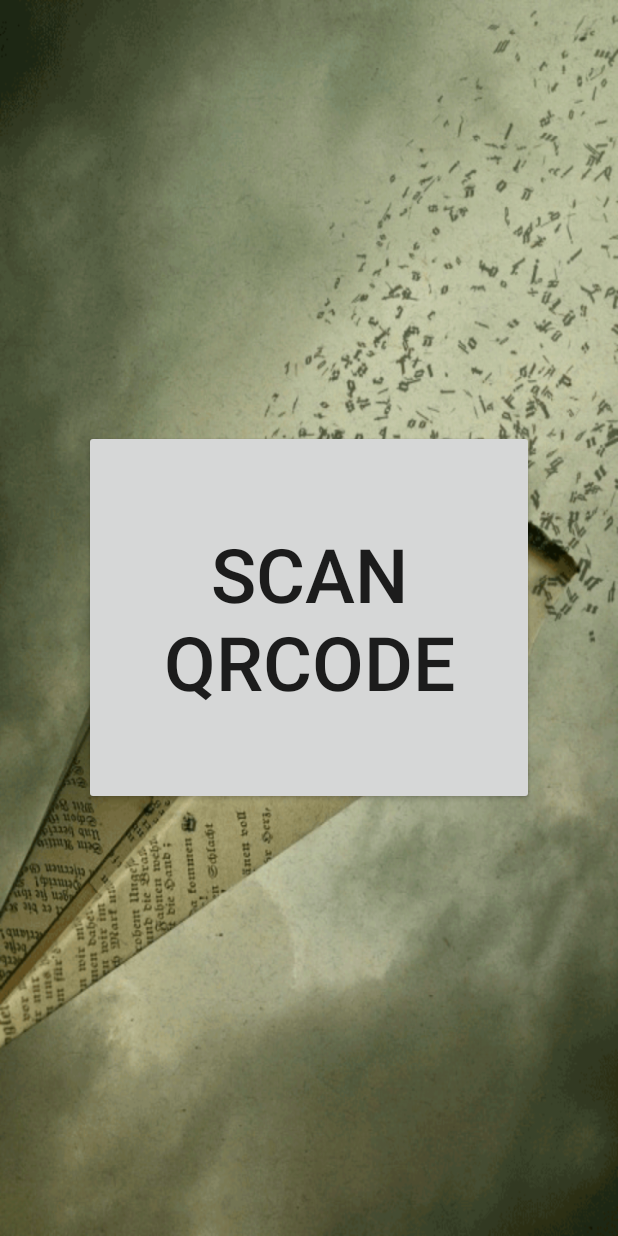
After one commit to masterUNG/TW-School, an Android app: the TeacherService screen opened directly, with no data from a screen before it, on a phone screen of 412 x 824 dp. The commit adds this screen. Run offline under Robolectric (Android 15) with nearby library versions, the phone set to English and light mode, and no system bars.

Commit message:
Design UI TeacherService finish

```diff
--- a/app/src/main/AndroidManifest.xml
+++ b/app/src/main/AndroidManifest.xml
@@ -42,7 +42,8 @@
             android:label="@string/title_activity_student_service" />
         <activity
             android:name=".EditStudent"
-            android:label="@string/title_activity_edit_student"></activity>
+            android:label="@string/title_activity_edit_student" />
+        <activity android:name=".TeacherService"></activity>
     </application>
 
 </manifest>
--- a/app/src/main/java/appewtc/masterung/twschool/MainActivity.java
+++ b/app/src/main/java/appewtc/masterung/twschool/MainActivity.java
@@ -113,6 +113,12 @@ public class MainActivity extends AppCompatActivity {
                     switch (Integer.parseInt(loginStrings[3])) {
                         case 0:
                             //Teacher
+
+                            Intent teacherIntent = new Intent(MainActivity.this, TeacherService.class);
+                            teacherIntent.putExtra("Login", loginStrings);
+                            startActivity(teacherIntent);
+                            finish();
+
                             break;
                         case 1:
                             //Student
--- /dev/null
+++ b/app/src/main/java/appewtc/masterung/twschool/TeacherService.java
@@ -0,0 +1,13 @@
+package appewtc.masterung.twschool;
+
+import android.support.v7.app.AppCompatActivity;
+import android.os.Bundle;
+
+public class TeacherService extends AppCompatActivity {
+
+    @Override
+    protected void onCreate(Bundle savedInstanceState) {
+        super.onCreate(savedInstanceState);
+        setContentView(R.layout.activity_teacher_service);
+    }
+}
--- /dev/null
+++ b/app/src/main/res/layout/activity_teacher_service.xml
@@ -0,0 +1,20 @@
+<?xml version="1.0" encoding="utf-8"?>
+<RelativeLayout xmlns:android="http://schemas.android.com/apk/res/android"
+    xmlns:tools="http://schemas.android.com/tools"
+    android:layout_width="match_parent"
+    android:layout_height="match_parent"
+    android:paddingBottom="@dimen/activity_vertical_margin"
+    android:paddingLeft="@dimen/activity_horizontal_margin"
+    android:paddingRight="@dimen/activity_horizontal_margin"
+    android:paddingTop="@dimen/activity_vertical_margin"
+    tools:context="appewtc.masterung.twschool.TeacherService"
+    android:background="@drawable/bg10">
+
+    <Button
+        android:layout_width="300dp"
+        android:layout_height="250dp"
+        android:text="Scan QRcode"
+        android:id="@+id/button7"
+        android:layout_centerInParent="true"
+        android:textSize="50sp" />
+</RelativeLayout>
```
Also changed, not shown: app/src/main/res/values/dimens.xml (line endings or trailing spaces).
